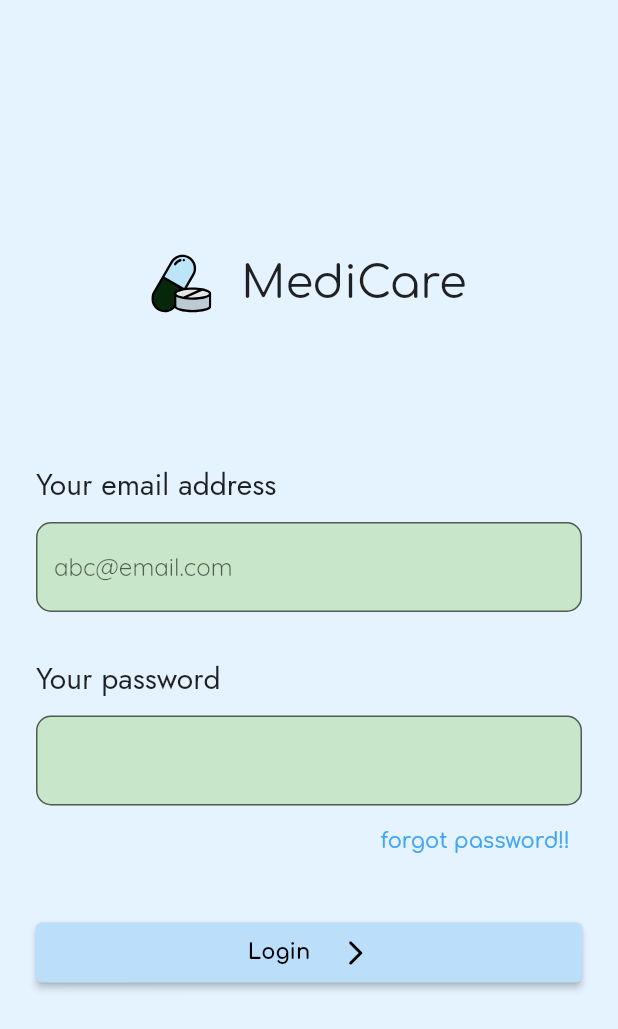
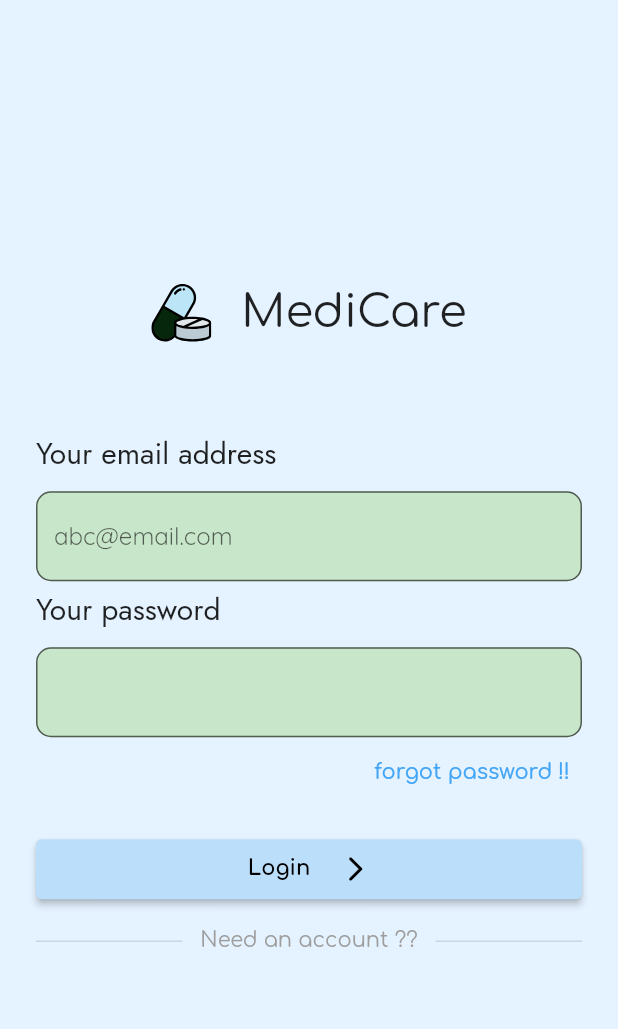
Before and after one commit to Saon00/medicare-apps, a Flutter app: the screen it shows after launch, on a phone screen of 412 x 824 dp. Shown: the top 1029 px of the screen. Run offline on Flutter 3.47's test engine with Material 2 defaults, Android fonts, the phone set to English and light mode, and no system bars; our stand-ins replace curved_navigation_bar, flutter_svg, google_fonts.

Commit message:
need an account text added

```diff
--- a/lib/pages/login_page.dart
+++ b/lib/pages/login_page.dart
@@ -38,7 +38,7 @@ class _LoginPageState extends State<LoginPage> {
                 Text("MediCare", style: GoogleFonts.comfortaa(fontSize: 30)),
               ],
             ),
-            const SizedBox(height: 100),
+            const SizedBox(height: 60),
 
             // email part
             const MyTextFields(
@@ -46,7 +46,7 @@ class _LoginPageState extends State<LoginPage> {
               hintText: 'abc@email.com',
             ),
 
-            const SizedBox(height: 30),
+            const SizedBox(height: 5),
 
             // password part
             const MyTextFields(
@@ -60,17 +60,38 @@ class _LoginPageState extends State<LoginPage> {
               children: [
                 TextButton(
                     onPressed: () {},
-                    child: Text("forgot password!!",
+                    child: Text("forgot password !!",
                         style: GoogleFonts.comfortaa(
                             color: Colors.blue.shade400))),
               ],
             ),
-            const SizedBox(height: 30),
+            const SizedBox(height: 20),
 
             // login button
             const MyButton(
                 text: 'Login',
-                icon: Icon(Icons.arrow_forward_ios_rounded, size: 20))
+                icon: Icon(Icons.arrow_forward_ios_rounded, size: 20)),
+            const SizedBox(height: 20),
+
+            Row(
+              children: [
+                const Expanded(
+                  child: Divider(
+                    thickness: 1,
+                  ),
+                ),
+                Padding(
+                  padding: const EdgeInsets.symmetric(horizontal: 12),
+                  child: Text("Need an account ??",
+                      style: GoogleFonts.comfortaa(color: Colors.grey)),
+                ),
+                const Expanded(
+                  child: Divider(
+                    thickness: 1,
+                  ),
+                ),
+              ],
+            )
           ],
         ),
       )),
```
